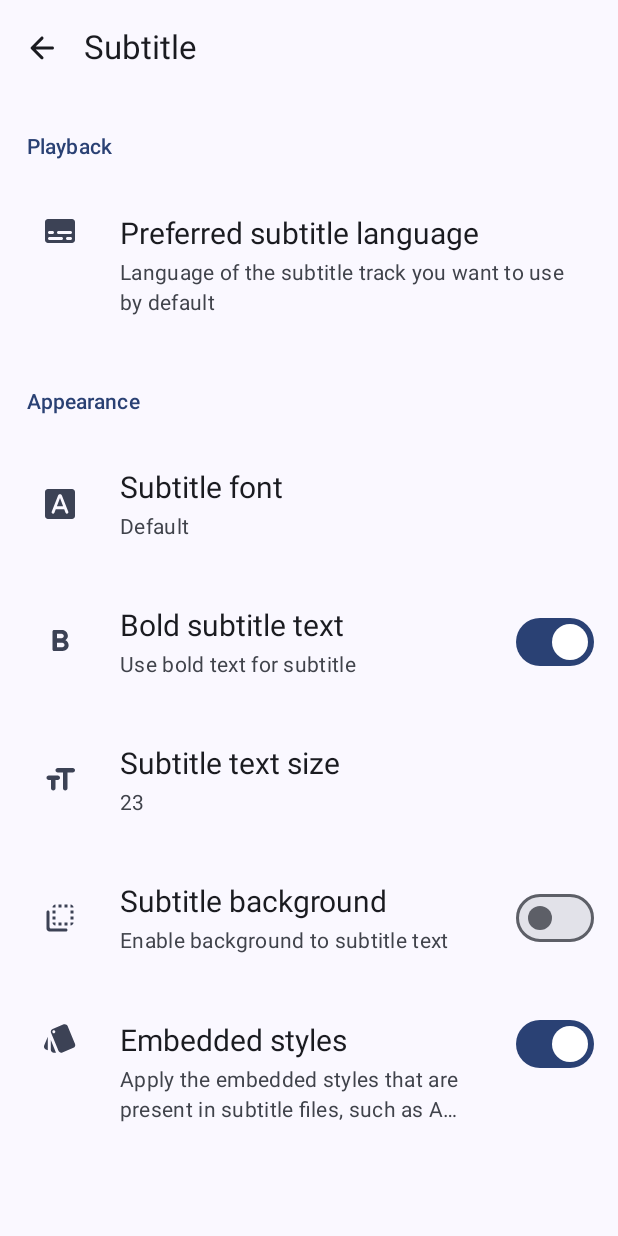
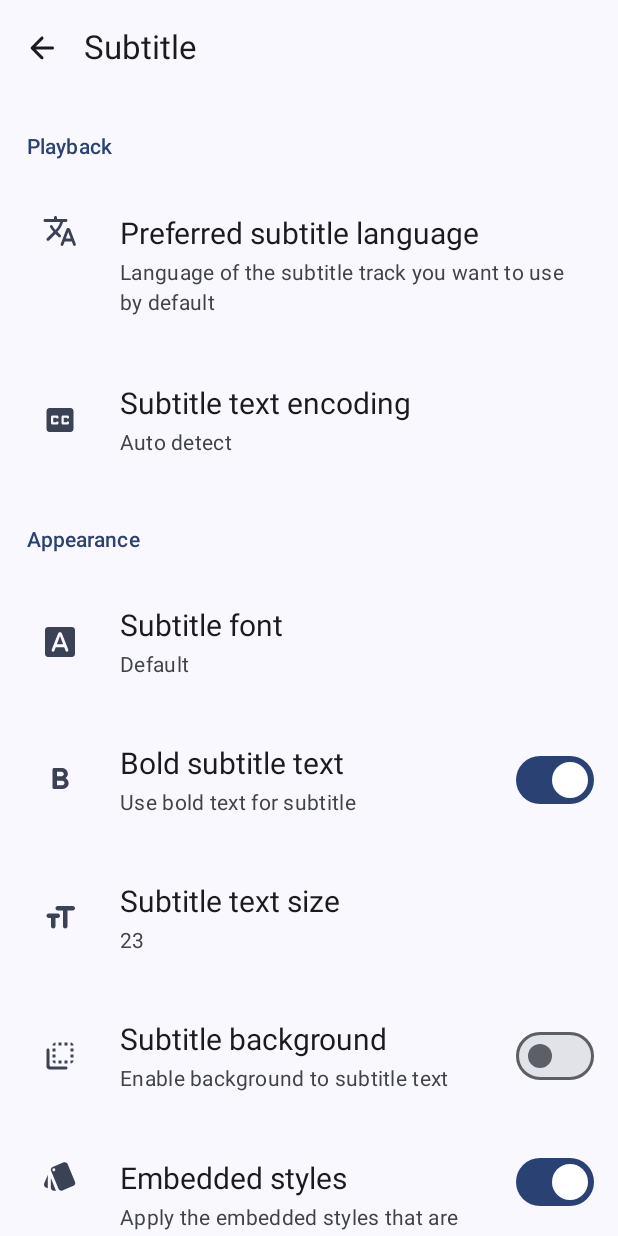
Before and after one commit to asd299/my-file-reader, an Android app built with Jetpack Compose: the SubtitlePreferencesScreen screen opened through its navigation route, on a phone screen of 412 x 824 dp. Run offline under Robolectric (Android 15) with nearby library versions, the phone set to English and light mode, and no system bars; our stand-ins replace Dagger/Hilt's generated code, Timber.

Commit message:
Refactor: Remove icu4j library and add preferece to select subtitle text encoding (#429)
* fix: remove icu4j library

* add preference to select subtitle text encoding

* lint: run KtlintFormat

```diff
--- a/core/common/build.gradle.kts
+++ b/core/common/build.gradle.kts
@@ -10,7 +10,6 @@ android {
 dependencies {
     implementation(libs.androidx.core.ktx)
     implementation(libs.kotlinx.coroutines.android)
-    implementation(libs.ibm.icu4j)
 
     testImplementation(libs.junit4)
     androidTestImplementation(libs.androidx.test.ext)
--- a/core/model/src/main/java/dev/anilbeesetti/nextplayer/core/model/PlayerPreferences.kt
+++ b/core/model/src/main/java/dev/anilbeesetti/nextplayer/core/model/PlayerPreferences.kt
@@ -14,13 +14,14 @@ data class PlayerPreferences(
     val useSeekControls: Boolean = true,
     val rememberSelections: Boolean = true,
     val preferredAudioLanguage: String = "",
-    val preferredSubtitleLanguage: String = "",
     val playerScreenOrientation: ScreenOrientation = ScreenOrientation.VIDEO_ORIENTATION,
     val defaultPlaybackSpeed: Float = 1.0f,
     val controllerAutoHideTimeout: Int = 2,
     val seekIncrement: Int = 10,
 
     // Subtitle Preferences
+    val preferredSubtitleLanguage: String = "",
+    val subtitleTextEncoding: String = "",
     val subtitleTextSize: Int = 23,
     val subtitleBackground: Boolean = false,
     val subtitleFont: Font = Font.DEFAULT,
--- a/core/ui/src/main/java/dev/anilbeesetti/nextplayer/core/ui/designsystem/NextIcons.kt
+++ b/core/ui/src/main/java/dev/anilbeesetti/nextplayer/core/ui/designsystem/NextIcons.kt
@@ -9,6 +9,7 @@ import androidx.compose.material.icons.rounded.Audiotrack
 import androidx.compose.material.icons.rounded.BrightnessHigh
 import androidx.compose.material.icons.rounded.CalendarMonth
 import androidx.compose.material.icons.rounded.Check
+import androidx.compose.material.icons.rounded.ClosedCaption
 import androidx.compose.material.icons.rounded.CompareArrows
 import androidx.compose.material.icons.rounded.DarkMode
 import androidx.compose.material.icons.rounded.Dashboard
@@ -42,6 +43,7 @@ import androidx.compose.material.icons.rounded.Swipe
 import androidx.compose.material.icons.rounded.SwipeVertical
 import androidx.compose.material.icons.rounded.Timer
 import androidx.compose.material.icons.rounded.Title
+import androidx.compose.material.icons.rounded.Translate
 import androidx.compose.material.icons.rounded.Update
 import androidx.compose.material.icons.rounded.VideoSettings
 
@@ -56,6 +58,7 @@ object NextIcons {
     val Bold = Icons.Rounded.FormatBold
     val Brightness = Icons.Rounded.BrightnessHigh
     val Calendar = Icons.Rounded.CalendarMonth
+    val Caption = Icons.Rounded.ClosedCaption
     val Check = Icons.Rounded.Check
     val DarkMode = Icons.Rounded.DarkMode
     val DashBoard = Icons.Rounded.Dashboard
@@ -69,6 +72,7 @@ object NextIcons {
     val Font = Icons.Rounded.FontDownload
     val FontSize = Icons.Rounded.FormatSize
     val Info = Icons.Rounded.Info
+    val Language = Icons.Rounded.Translate
     val Length = Icons.Rounded.Straighten
     val Link = Icons.Rounded.Link
     val Location = Icons.Rounded.LocationOn
--- /dev/null
+++ b/core/ui/src/main/res/values/arrays.xml
@@ -0,0 +1,57 @@
+<?xml version="1.0" encoding="utf-8"?>
+<resources xmlns:tools="http://schemas.android.com/tools">
+    <string-array name="charsets_list" tools:ignore="TypographyDashes" translatable="false">
+        <item>Auto detect</item>
+        <item>Arabic (ISO-8859-6)</item>
+        <item>Arabic (Cp1256)</item>
+        <item>Baltic (Cp1257)</item>
+        <item>Baltic (ISO-8859-13)</item>
+        <item>Baltic, Scandinavia (ISO-8859-4)</item>
+        <item>Celtic (ISO-8859-14)</item>
+        <item>Central European, Slavic (ISO-8859-2)</item>
+        <item>Chinese, Simplified (MS936)</item>
+        <item>Chinese, Simplified (GB18030)</item>
+        <item>Chinese, Simplified (EUC_CN)</item>
+        <item>Chinese, Simplified (GBK)</item>
+        <item>Chinese, Simplified (ISO-2022-CN)</item>
+        <item>Chinese, Traditional (MS950)</item>
+        <item>Chinese, Traditional (Hong Kong) (MS950_HKSCS)</item>
+        <item>Chinese, Traditional (Big5)</item>
+        <item>Chinese, Traditional (Hong Kong) (Big5-HKSCS)</item>
+        <item>Cyrillic (Cp1251)</item>
+        <item>Cyrillic (ISO-8859-5)</item>
+        <item>Eastern European (Cp1250)</item>
+        <item>Greek (Cp1253)</item>
+        <item>Greek (ISO-8859-7)</item>
+        <item>Hebrew (ISO-8859-8)</item>
+        <item>Hebrew (Cp1255)</item>
+        <item>Indic scripts (ISCII91)</item>
+        <item>Japanese (MS932)</item>
+        <item>Japanese (EUC_JP)</item>
+        <item>Japanese (Shift_JIS)</item>
+        <item>Japanese (ISO-2022-JP)</item>
+        <item>Korean (MS949)</item>
+        <item>Korean (EUC_KR)</item>
+        <item>Korean (ISO-2022-KR)</item>
+        <item>Nordic (ISO-8859-10)</item>
+        <item>Romanian (ISO-8859-16)</item>
+        <item>Russian (KOI8_R)</item>
+        <item>South European (ISO-8859-3)</item>
+        <item>Thai (TIS-620)</item>
+        <item>Thai (ISO-8859-11)</item>
+        <item>Turkish (Cp1254)</item>
+        <item>Turkish (ISO-8859-9)</item>
+        <item>Unicode (UTF-8)</item>
+        <item>Unicode (UTF-16)</item>
+        <item>Unicode (UTF-16BE)</item>
+        <item>Unicode (UTF-16LE)</item>
+        <item>Unicode (UTF-32)</item>
+        <item>Unicode (UTF-32BE)</item>
+        <item>Unicode (UTF-32LE)</item>
+        <item>(US-ASCII)</item>
+        <item>Vietnamese (Cp1258)</item>
+        <item>Western European (ISO-8859-1)</item>
+        <item>Western European (ISO-8859-15)</item>
+        <item>Western European  (ANSI) (Cp1252)</item>
+    </string-array>
+</resources>
--- a/core/ui/src/main/res/values/strings.xml
+++ b/core/ui/src/main/res/values/strings.xml
@@ -136,4 +136,5 @@
     <string name="controller_timeout">Controller timeout</string>
     <string name="seek_increment">Seek increment</string>
     <string name="seconds">%1$s seconds</string>
+    <string name="subtitle_text_encoding">Subtitle text encoding</string>
 </resources>
--- a/feature/settings/src/main/java/dev/anilbeesetti/nextplayer/settings/screens/player/PlayerPreferencesScreen.kt
+++ b/feature/settings/src/main/java/dev/anilbeesetti/nextplayer/settings/screens/player/PlayerPreferencesScreen.kt
@@ -483,7 +483,7 @@ fun LazyListScope.preferredAudioLanguageSetting(
         description = currentLanguage.takeIf { it.isNotBlank() } ?: stringResource(
             id = R.string.preferred_audio_lang_description
         ),
-        icon = NextIcons.AudioTrack,
+        icon = NextIcons.Language,
         onClick = onClick
     )
 }
--- a/feature/settings/src/main/java/dev/anilbeesetti/nextplayer/settings/screens/subtitle/SubtitlePreferencesScreen.kt
+++ b/feature/settings/src/main/java/dev/anilbeesetti/nextplayer/settings/screens/subtitle/SubtitlePreferencesScreen.kt
@@ -21,6 +21,7 @@ import androidx.compose.runtime.remember
 import androidx.compose.runtime.setValue
 import androidx.compose.ui.Modifier
 import androidx.compose.ui.input.nestedscroll.nestedScroll
+import androidx.compose.ui.res.stringArrayResource
 import androidx.compose.ui.res.stringResource
 import androidx.compose.ui.text.style.TextAlign
 import androidx.compose.ui.unit.dp
@@ -52,6 +53,7 @@ fun SubtitlePreferencesScreen(
     val preferences by viewModel.preferencesFlow.collectAsStateWithLifecycle()
     val uiState by viewModel.uiState.collectAsStateWithLifecycle()
     val languages = remember { listOf(Pair("None", "")) + getLanguages() }
+    val charsetResource = stringArrayResource(id = R.array.charsets_list)
 
     val scrollBehaviour = TopAppBarDefaults.pinnedScrollBehavior()
 
@@ -80,6 +82,10 @@ fun SubtitlePreferencesScreen(
             preferredSubtitleLanguageSetting(
                 currentLanguage = getDisplayTitle(preferences.preferredSubtitleLanguage),
                 onClick = { viewModel.showDialog(SubtitlePreferenceDialog.SubtitleLanguageDialog) }
+            )
+            subtitleTextEncodingPreference(
+                currentEncoding = charsetResource.first { it.contains(preferences.subtitleTextEncoding) },
+                onClick = { viewModel.showDialog(SubtitlePreferenceDialog.SubtitleEncodingDialog) }
             )
             item { PreferenceSubtitle(text = stringResource(id = R.string.appearance_name)) }
             subtitleFontPreference(
@@ -173,6 +179,25 @@ fun SubtitlePreferencesScreen(
                 )
             }
 
+            SubtitlePreferenceDialog.SubtitleEncodingDialog -> {
+                OptionsDialog(
+                    text = stringResource(id = R.string.subtitle_text_encoding),
+                    onDismissClick = viewModel::hideDialog
+                ) {
+                    items(charsetResource) {
+                        val currentCharset = it.substringAfterLast("(", "").removeSuffix(")")
+                        RadioTextButton(
+                            text = it,
+                            selected = currentCharset == preferences.subtitleTextEncoding,
+                            onClick = {
+                                viewModel.updateSubtitleEncoding(currentCharset)
+                                viewModel.hideDialog()
+                            }
+                        )
+                    }
+                }
+            }
+
             SubtitlePreferenceDialog.None -> Unit
         }
     }
@@ -187,7 +212,19 @@ fun LazyListScope.preferredSubtitleLanguageSetting(
         description = currentLanguage.takeIf { it.isNotBlank() } ?: stringResource(
             id = R.string.preferred_subtitle_lang_description
         ),
-        icon = NextIcons.Subtitle,
+        icon = NextIcons.Language,
+        onClick = onClick
+    )
+}
+
+fun LazyListScope.subtitleTextEncodingPreference(
+    currentEncoding: String,
+    onClick: () -> Unit
+) = item {
+    ClickablePreferenceItem(
+        title = stringResource(R.string.subtitle_text_encoding),
+        description = currentEncoding,
+        icon = NextIcons.Caption,
         onClick = onClick
     )
 }
--- a/feature/settings/src/main/java/dev/anilbeesetti/nextplayer/settings/screens/subtitle/SubtitlePreferencesViewModel.kt
+++ b/feature/settings/src/main/java/dev/anilbeesetti/nextplayer/settings/screens/subtitle/SubtitlePreferencesViewModel.kt
@@ -84,6 +84,12 @@ class SubtitlePreferencesViewModel @Inject constructor(
             }
         }
     }
+
+    fun updateSubtitleEncoding(value: String) {
+        viewModelScope.launch {
+            preferencesRepository.updatePlayerPreferences { it.copy(subtitleTextEncoding = value) }
+        }
+    }
 }
 
 data class SubtitlePreferencesUIState(
@@ -94,6 +100,7 @@ sealed interface SubtitlePreferenceDialog {
     object SubtitleLanguageDialog : SubtitlePreferenceDialog
     object SubtitleFontDialog : SubtitlePreferenceDialog
     object SubtitleSizeDialog : SubtitlePreferenceDialog
+    object SubtitleEncodingDialog : SubtitlePreferenceDialog
     object None : SubtitlePreferenceDialog
 }
 
--- a/gradle/libs.versions.toml
+++ b/gradle/libs.versions.toml
@@ -21,7 +21,6 @@ androidxTestExt = "1.1.5"
 checkerQual = "3.34.0"
 googleErrorProne = "2.18.0"
 hilt = "2.46.1"
-icu4j = "73.2"
 junit4 = "4.13.2"
 kotlin = "1.8.22"
 kotlinxCoroutines = "1.6.4"
@@ -76,7 +75,6 @@ google-android-material = { group = "com.google.android.material", name = "mater
 google-errorprone-annotations = { group = "com.google.errorprone", name = "error_prone_annotations", version.ref = "googleErrorProne" }
 hilt-android = { group = "com.google.dagger", name = "hilt-android", version.ref = "hilt" }
 hilt-compiler = { group = "com.google.dagger", name = "hilt-android-compiler", version.ref = "hilt" }
-ibm-icu4j = { group = "com.ibm.icu", name = "icu4j", version.ref = "icu4j" }
 junit4 = { group = "junit", name = "junit", version.ref = "junit4" }
 kotlin-annotations-jvm = { group = "org.jetbrains.kotlin", name = "kotlin-annotations-jvm", version.ref = "kotlin" }
 kotlinx-coroutines-android = { group = "org.jetbrains.kotlinx", name = "kotlinx-coroutines-android", version.ref = "kotlinxCoroutines" }
```
Also changed, not shown: core/common/src/main/java/dev/anilbeesetti/nextplayer/core/common/extensions/Context.kt (+45 -11 lines), feature/player/src/main/java/dev/anilbeesetti/nextplayer/feature/player/PlayerActivity.kt (+11 -1 lines).
